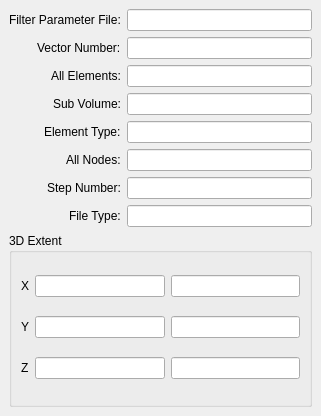
Before: the Qt Designer form Panels/FilterInfomation.ui in CCSEPBVR/CS-IS-PBVR, drawn with Qt 5.
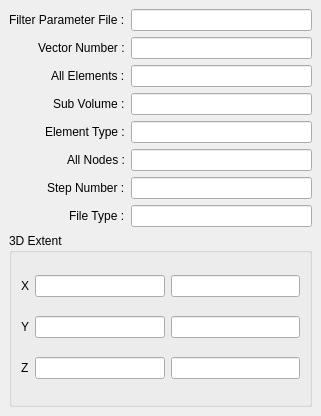
After: the same form once the commit is applied.

```diff
--- a/Panels/FilterInfomation.ui
+++ b/Panels/FilterInfomation.ui
@@ -18,7 +18,7 @@
     <item row="8" column="0" alignment="Qt::AlignRight">
      <widget class="QLabel" name="label_7">
       <property name="text">
-       <string>File Type:</string>
+       <string>File Type :</string>
       </property>
      </widget>
     </item>
@@ -31,14 +31,14 @@
     <item row="7" column="0" alignment="Qt::AlignRight">
      <widget class="QLabel" name="label_6">
       <property name="text">
-       <string>Step Number:</string>
+       <string>Step Number :</string>
       </property>
      </widget>
     </item>
     <item row="5" column="0" alignment="Qt::AlignRight">
      <widget class="QLabel" name="label_4">
       <property name="text">
-       <string>Element Type:</string>
+       <string>Element Type :</string>
       </property>
      </widget>
     </item>
@@ -51,14 +51,14 @@
     <item row="3" column="0" alignment="Qt::AlignRight">
      <widget class="QLabel" name="label_2">
       <property name="text">
-       <string>All Elements:</string>
+       <string>All Elements :</string>
       </property>
      </widget>
     </item>
     <item row="2" column="0" alignment="Qt::AlignRight">
      <widget class="QLabel" name="label">
       <property name="text">
-       <string>Vector Number:</string>
+       <string>Vector Number :</string>
       </property>
      </widget>
     </item>
@@ -71,7 +71,7 @@
     <item row="6" column="0" alignment="Qt::AlignRight">
      <widget class="QLabel" name="label_5">
       <property name="text">
-       <string>All Nodes:</string>
+       <string>All Nodes :</string>
       </property>
      </widget>
     </item>
@@ -129,7 +129,7 @@
     <item row="4" column="0" alignment="Qt::AlignRight">
      <widget class="QLabel" name="label_3">
       <property name="text">
-       <string>Sub Volume:</string>
+       <string>Sub Volume :</string>
       </property>
      </widget>
     </item>
@@ -139,7 +139,7 @@
     <item row="1" column="0" alignment="Qt::AlignRight">
      <widget class="QLabel" name="label_11">
       <property name="text">
-       <string>Filter Parameter File:</string>
+       <string>Filter Parameter File :</string>
       </property>
      </widget>
     </item>
```
Left out of the diff: 52 changed lines with no effect on the pictures.
